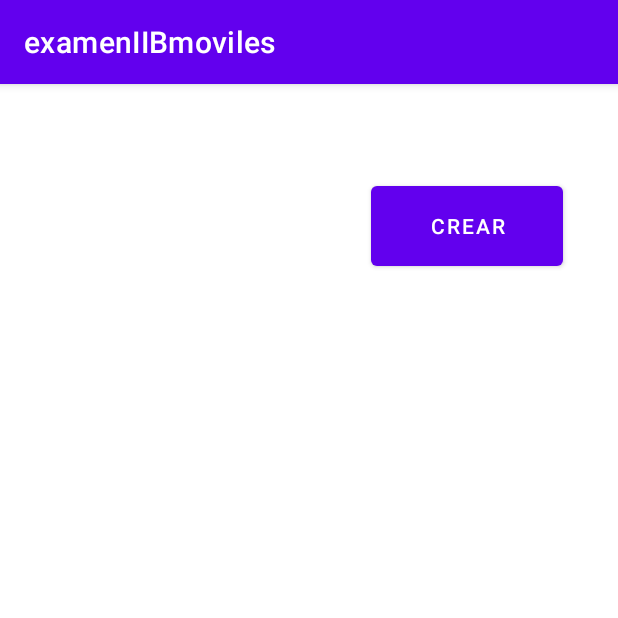
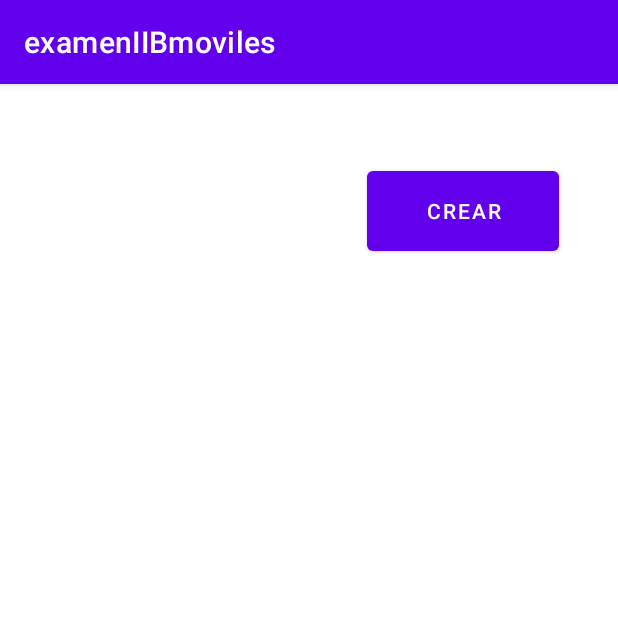
Before and after one commit to 2022B-Software-Computacion/garcia-castaneda-gandhy-gabriel-ms, an Android app: the screen it shows after launch (MainActivity), on a phone screen of 412 x 824 dp, the top half of it. Run offline under Robolectric (Android 15) with nearby library versions, the phone set to English and light mode, and no system bars; our stand-ins replace Firebase (no records; nobody signed in at launch, a user with empty details on screens opened directly).

Commit message:
Fix bugs and edit fontsize of Proveedor name

```diff
--- a/examenIIBmoviles/app/build.gradle
+++ b/examenIIBmoviles/app/build.gradle
@@ -38,7 +38,7 @@ dependencies {
 
     implementation 'com.google.firebase:firebase-analytics-ktx'
     implementation 'androidx.core:core-ktx:1.7.0'
-    implementation 'androidx.appcompat:appcompat:1.6.1'
+    implementation 'androidx.appcompat:appcompat:1.4.1'
     implementation 'com.google.android.material:material:1.8.0'
     implementation 'androidx.constraintlayout:constraintlayout:2.1.4'
     implementation 'com.google.firebase:firebase-firestore-ktx:24.0.2'
--- a/examenIIBmoviles/app/src/main/java/com/example/exameniibmoviles/EditProductoActivity.kt
+++ b/examenIIBmoviles/app/src/main/java/com/example/exameniibmoviles/EditProductoActivity.kt
@@ -53,8 +53,8 @@ class EditProductoActivity : AppCompatActivity() {
             btnGuardarProducto.setOnClickListener {
                 //Obtener los valores ingresados
                 val nuevoNombre = etNombre.text.toString()
-                val nuevoPrecio = (etPrecio.text.toString()) as Float
-                val nuevoStock = (etStock.text.toString()) as Int
+                val nuevoPrecio = (etPrecio.text.toString()).toFloat()
+                val nuevoStock = (etStock.text.toString()).toInt()
                 val nuevaDescricion = etDescripcion.text.toString()
 
                 //Crear el nuevo producto
--- a/examenIIBmoviles/app/src/main/java/com/example/exameniibmoviles/MainActivity.kt
+++ b/examenIIBmoviles/app/src/main/java/com/example/exameniibmoviles/MainActivity.kt
@@ -182,7 +182,7 @@ class MainActivity : AppCompatActivity() {
         // Crear un intent con los datos del proveedor
         val intent = Intent(this, ListProductosActivity::class.java)
         intent.putExtra("idProveedor", proveedor.id)
-        intent.putExtra("proveedorNombre", proveedor.nombre)
+        intent.putExtra("nombreProveedor", proveedor.nombre)
         intent.putParcelableArrayListExtra(
             "productos",
             ArrayList(proveedor.productos)
--- a/examenIIBmoviles/app/src/main/res/layout/activity_list_productos.xml
+++ b/examenIIBmoviles/app/src/main/res/layout/activity_list_productos.xml
@@ -11,6 +11,7 @@
         android:layout_width="200dp"
         android:layout_height="50dp"
         android:layout_marginTop="48dp"
+        android:textSize="30sp"
         app:layout_constraintBottom_toTopOf="@+id/lv_productos"
         app:layout_constraintEnd_toEndOf="parent"
         app:layout_constraintHorizontal_bias="0.175"
@@ -25,10 +26,8 @@
         android:layout_marginStart="40dp"
         android:layout_marginTop="48dp"
         android:text="Crear"
-        app:layout_constraintBottom_toTopOf="@+id/lv_productos"
         app:layout_constraintStart_toEndOf="@+id/tv_nombre_proveedor"
-        app:layout_constraintTop_toTopOf="parent"
-        app:layout_constraintVertical_bias="0.054" />
+        app:layout_constraintTop_toTopOf="parent" />
 
     <ListView
         android:id="@+id/lv_productos"
--- a/examenIIBmoviles/app/src/main/res/layout/activity_main.xml
+++ b/examenIIBmoviles/app/src/main/res/layout/activity_main.xml
@@ -10,13 +10,12 @@
         android:id="@+id/btn_crear_proveedor"
         android:layout_width="128dp"
         android:layout_height="65dp"
+        android:layout_marginTop="52dp"
         android:text="Crear"
-        app:layout_constraintBottom_toTopOf="@+id/lv_proveedores"
         app:layout_constraintEnd_toEndOf="parent"
-        app:layout_constraintHorizontal_bias="0.872"
+        app:layout_constraintHorizontal_bias="0.862"
         app:layout_constraintStart_toStartOf="parent"
-        app:layout_constraintTop_toTopOf="parent"
-        app:layout_constraintVertical_bias="0.505" />
+        app:layout_constraintTop_toTopOf="parent" />
 
     <ListView
         android:id="@+id/lv_proveedores"
```
